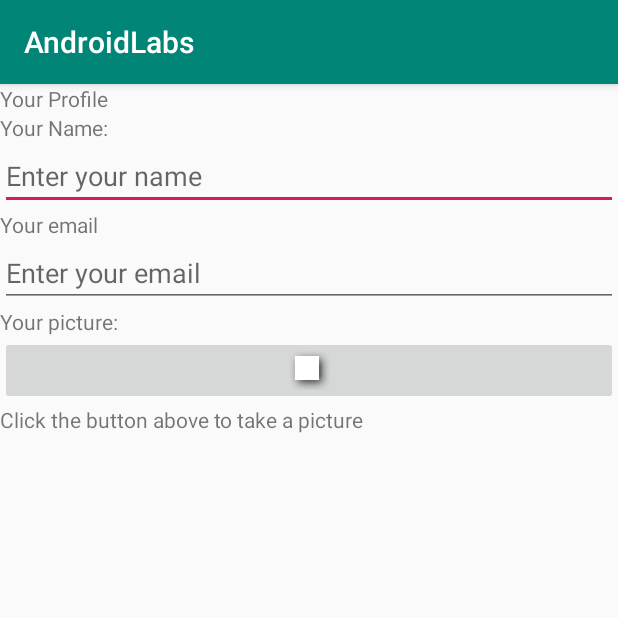
After one commit to TylerDelay/AndroidLabs, an Android app: the ProfileActivity screen opened directly, with no data from a screen before it, on a phone screen of 412 x 824 dp, the top half of it. The commit adds this screen. Run offline under Robolectric (Android 15) with nearby library versions, the phone set to English and light mode, and no system bars.

Commit message:
Finished Lab3

```diff
--- a/app/build.gradle
+++ b/app/build.gradle
@@ -16,10 +16,14 @@ android {
             proguardFiles getDefaultProguardFile('proguard-android-optimize.txt'), 'proguard-rules.pro'
         }
     }
+    compileOptions {
+        sourceCompatibility JavaVersion.VERSION_1_8
+        targetCompatibility JavaVersion.VERSION_1_8
+    }
 }
 
 dependencies {
-    implementation fileTree(dir: 'libs', include: ['*.jar'])
+    implementation fileTree(include: ['*.jar'], dir: 'libs')
     implementation 'com.android.support:appcompat-v7:28.0.0'
     implementation 'com.android.support.constraint:constraint-layout:1.1.3'
     testImplementation 'junit:junit:4.12'
--- a/app/src/main/AndroidManifest.xml
+++ b/app/src/main/AndroidManifest.xml
@@ -16,6 +16,7 @@
                 <category android:name="android.intent.category.LAUNCHER" />
             </intent-filter>
         </activity>
+        <activity android:name=".ProfileActivity" />
     </application>
 
 </manifest>
--- /dev/null
+++ b/app/src/main/java/com/example/androidlabs/ProfileActivity.java
@@ -0,0 +1,75 @@
+package com.example.androidlabs;
+
+import android.content.Intent;
+import android.graphics.Bitmap;
+import android.os.Bundle;
+import android.provider.MediaStore;
+import android.support.annotation.Nullable;
+import android.support.v7.app.AppCompatActivity;
+import android.util.Log;
+import android.widget.EditText;
+import android.widget.ImageButton;
+
+public class ProfileActivity extends AppCompatActivity {
+    public static final String ACTIVITY_NAME = "PROFILE_ACTIVITY";
+    ImageButton takePicture;
+    static final int REQUEST_IMAGE_CAPTURE = 1;
+
+    @Override
+    protected void onCreate(@Nullable Bundle savedInstanceState) {
+        super.onCreate(savedInstanceState);
+        setContentView(R.layout.profileactivity_lab3);
+        //get Intent from MainActivity
+        Intent loginPage = getIntent();
+        String emailType = loginPage.getStringExtra("emailType");
+        EditText enterEmail = (EditText)findViewById(R.id.editName);
+        enterEmail.setText(emailType);
+        takePicture = (ImageButton)findViewById(R.id.takePicture);
+        takePicture.setOnClickListener(c -> {
+            Intent takePictureIntent = new Intent(MediaStore.ACTION_IMAGE_CAPTURE);
+            if (takePictureIntent.resolveActivity(getPackageManager()) != null) {
+                startActivityForResult(takePictureIntent, REQUEST_IMAGE_CAPTURE);
+            }
+        });
+        Log.e(ACTIVITY_NAME, "In function: onCreate"  /* replace with function name */);
+    }
+    @Override
+    protected void onActivityResult(int requestCode, int resultCode, Intent data) {
+        if (requestCode == REQUEST_IMAGE_CAPTURE && resultCode == RESULT_OK) {
+            Bundle extras = data.getExtras();
+            Bitmap imageBitmap = (Bitmap) extras.get("data");
+            takePicture.setImageBitmap(imageBitmap);
+        }
+        Log.e(ACTIVITY_NAME, "In function: onActivityResult"  /* replace with function name */);
+    }
+
+    @Override
+    protected void onStart() {
+        super.onStart();
+        Log.e(ACTIVITY_NAME, "In function: onStart"  /* replace with function name */);
+    }
+
+    @Override
+    protected void onResume() {
+        super.onResume();
+        Log.e(ACTIVITY_NAME, "In function: onResume"  /* replace with function name */);
+    }
+
+    @Override
+    protected void onPause() {
+        super.onPause();
+        Log.e(ACTIVITY_NAME, "In function: onPause"  /* replace with function name */);
+    }
+
+    @Override
+    protected void onStop() {
+        super.onStop();
+        Log.e(ACTIVITY_NAME, "In function: onStop"  /* replace with function name */);
+    }
+
+    @Override
+    protected void onDestroy() {
+        super.onDestroy();
+        Log.e(ACTIVITY_NAME, "In function: onDestroy"  /* replace with function name */);
+    }
+}
--- /dev/null
+++ b/app/src/main/res/layout/profileactivity_lab3.xml
@@ -0,0 +1,111 @@
+<?xml version="1.0" encoding="utf-8"?>
+<LinearLayout xmlns:android="http://schemas.android.com/apk/res/android"
+    xmlns:app="http://schemas.android.com/apk/res-auto"
+    xmlns:tools="http://schemas.android.com/tools"
+    android:layout_width="match_parent"
+    android:layout_height="match_parent"
+    android:orientation="vertical">
+
+    <LinearLayout
+        android:layout_width="match_parent"
+        android:layout_height="wrap_content"
+        android:orientation="horizontal">
+
+        <TextView
+            android:id="@+id/yourProfile"
+            android:layout_width="match_parent"
+            android:layout_height="wrap_content"
+            android:text="@string/yourProfile" />
+    </LinearLayout>
+
+    <LinearLayout
+        android:layout_width="match_parent"
+        android:layout_height="wrap_content"
+        android:orientation="horizontal">
+
+        <TextView
+            android:id="@+id/yourName"
+            android:layout_width="match_parent"
+            android:layout_height="wrap_content"
+            android:text="@string/yourName" />
+    </LinearLayout>
+
+    <LinearLayout
+        android:layout_width="match_parent"
+        android:layout_height="wrap_content"
+        android:orientation="horizontal">
+
+        <EditText
+            android:id="@+id/editName"
+            android:layout_width="match_parent"
+            android:layout_height="wrap_content"
+            android:hint="@string/enterName"
+            android:inputType="textPersonName" />
+    </LinearLayout>
+
+    <LinearLayout
+        android:layout_width="match_parent"
+        android:layout_height="wrap_content"
+        android:orientation="horizontal">
+
+        <TextView
+            android:id="@+id/yourEmail"
+            android:layout_width="match_parent"
+            android:layout_height="wrap_content"
+            android:text="@string/yourEmail" />
+    </LinearLayout>
+
+    <LinearLayout
+        android:layout_width="match_parent"
+        android:layout_height="wrap_content"
+        android:orientation="horizontal">
+
+        <EditText
+            android:id="@+id/editName"
+            android:layout_width="match_parent"
+            android:layout_height="wrap_content"
+            android:hint="@string/email"
+            android:inputType="textEmailAddress" />
+    </LinearLayout>
+
+    <LinearLayout
+        android:layout_width="match_parent"
+        android:layout_height="wrap_content"
+        android:orientation="horizontal">
+
+        <TextView
+            android:id="@+id/yourPic"
+            android:layout_width="match_parent"
+            android:layout_height="wrap_content"
+            android:text="@string/yourPic" />
+
+    </LinearLayout>
+
+    <LinearLayout
+        android:layout_width="match_parent"
+        android:layout_height="wrap_content"
+        android:orientation="horizontal">
+
+        <ImageButton
+            android:id="@+id/takePicture"
+            android:layout_width="wrap_content"
+            android:layout_height="wrap_content"
+            android:layout_weight="1"
+            android:src="@android:drawable/picture_frame"/>
+
+    </LinearLayout>
+    <LinearLayout
+        android:layout_width="match_parent"
+        android:layout_height="wrap_content"
+        android:orientation="horizontal">>
+
+        <TextView
+            android:id="@+id/click"
+            android:layout_width="wrap_content"
+            android:layout_height="wrap_content"
+            android:layout_weight="1"
+            android:text="@string/clickBtn" />
+    </LinearLayout>
+
+
+</LinearLayout>
--- a/app/src/main/res/values/strings.xml
+++ b/app/src/main/res/values/strings.xml
@@ -7,7 +7,18 @@
     <string name="check_message">Check this out!</string>
     <string name="switchon_off">Switch on / off</string>
     <string name="hint_message">Type your answer here</string>
+    <string name="loginEmail">Enter your email address:</string>
+    <string name="typeEmail">Type email here</string>
+    <string name="password">Type your password:</string>
+    <string name="loginBtn">LOGIN</string>
 
-
+    //strings for lab3
+    <string name="yourProfile">Your Profile</string>
+    <string name="yourName">Your Name:</string>
+    <string name="enterName">Enter your name</string>
+    <string name="yourEmail">Your email</string>
+    <string name="email">Enter your email</string>
+    <string name="yourPic">Your picture:</string>
+    <string name="clickBtn">Click the button above to take a picture</string>
 
 </resources>
```
Also changed, not shown: app/src/main/java/com/example/androidlabs/MainActivity.java (+40 -1 lines), app/src/main/res/layout/login_lab3.xml (added, +72 -0 lines), 1 other file.
